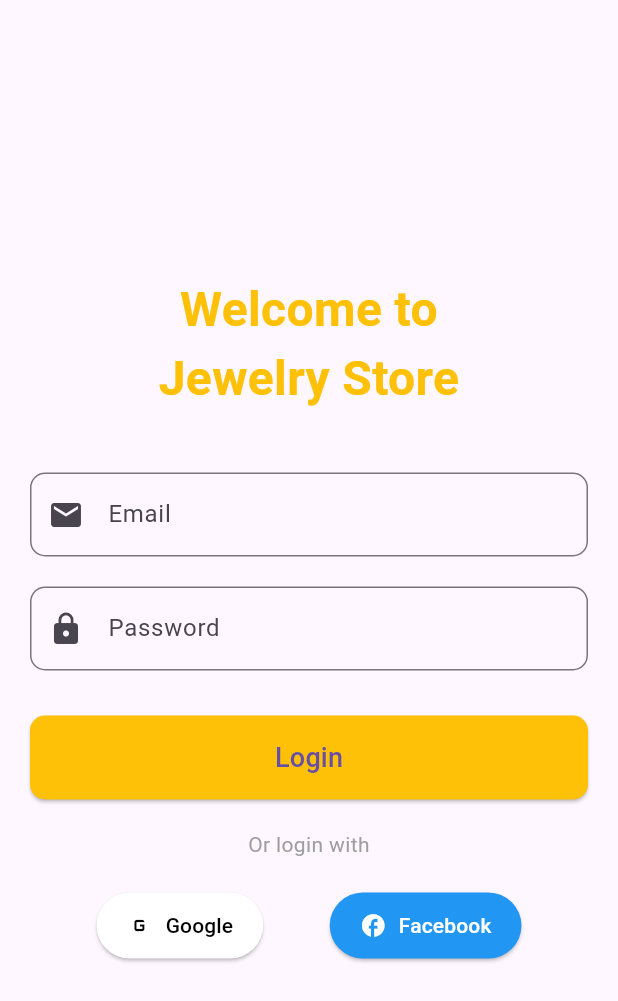
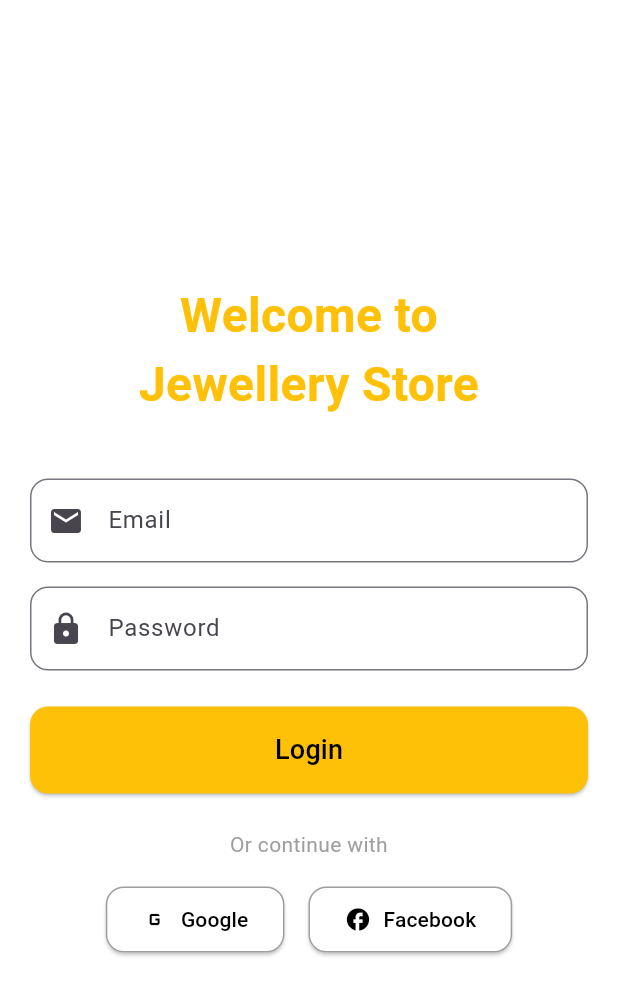
Before and after one commit to ChikotiSadhana/team-6, a Flutter app: the screen it shows after launch, on a phone screen of 412 x 824 dp. Shown: the top 1001 px of the screen. Run offline on Flutter 3.47's test engine with Material 3 defaults, Android fonts, the phone set to English and light mode, and no system bars.

Commit message:
updated code

```diff
--- a/lib/main.dart
+++ b/lib/main.dart
@@ -1,6 +1,5 @@
 import 'package:flutter/material.dart';
 import 'screens/login_screen.dart';
-import 'screens/home_screen.dart';
 
 void main() {
   runApp(const MyApp());
@@ -12,17 +11,23 @@ class MyApp extends StatelessWidget {
   @override
   Widget build(BuildContext context) {
     return MaterialApp(
-      title: 'Jewelry E-commerce',
+      debugShowCheckedModeBanner: false,
+      title: 'Jewelry Store',
       theme: ThemeData(
         primarySwatch: Colors.amber,
-        visualDensity: VisualDensity.adaptivePlatformDensity,
+        scaffoldBackgroundColor: Colors.white,
+        appBarTheme: const AppBarTheme(
+          backgroundColor: Colors.amber,
+          elevation: 0,
+          iconTheme: IconThemeData(color: Colors.black),
+          titleTextStyle: TextStyle(
+            color: Colors.black,
+            fontSize: 20,
+            fontWeight: FontWeight.bold,
+          ),
+        ),
       ),
-      initialRoute: '/',
-      routes: {
-        '/': (context) => const LoginScreen(),
-        '/home': (context) => const HomeScreen(),
-
-      },
+      home: const LoginScreen(),
     );
   }
 }
--- a/lib/screens/login_screen.dart
+++ b/lib/screens/login_screen.dart
@@ -1,4 +1,5 @@
 import 'package:flutter/material.dart';
+import 'home_screen.dart';
 
 class LoginScreen extends StatelessWidget {
   const LoginScreen({super.key});
@@ -14,7 +15,7 @@ class LoginScreen extends StatelessWidget {
             crossAxisAlignment: CrossAxisAlignment.stretch,
             children: [
               const Text(
-                'Welcome to\nJewelry Store',
+                'Welcome to\nJewellery Store',
                 style: TextStyle(
                   fontSize: 32,
                   fontWeight: FontWeight.bold,
@@ -28,73 +29,64 @@ class LoginScreen extends StatelessWidget {
                   hintText: 'Email',
                   prefixIcon: const Icon(Icons.email),
                   border: OutlineInputBorder(
-                    borderRadius: BorderRadius.circular(10),
+                    borderRadius: BorderRadius.circular(12),
                   ),
                 ),
               ),
-              const SizedBox(height: 20),
+              const SizedBox(height: 16),
               TextField(
                 obscureText: true,
                 decoration: InputDecoration(
                   hintText: 'Password',
                   prefixIcon: const Icon(Icons.lock),
                   border: OutlineInputBorder(
-                    borderRadius: BorderRadius.circular(10),
+                    borderRadius: BorderRadius.circular(12),
                   ),
                 ),
               ),
-              const SizedBox(height: 30),
+              const SizedBox(height: 24),
               ElevatedButton(
                 onPressed: () {
-                  Navigator.pushNamed(context, '/home');
+                  Navigator.pushReplacement(
+                    context,
+                    MaterialPageRoute(builder: (context) => HomeScreen()),
+                  );
                 },
                 style: ElevatedButton.styleFrom(
                   backgroundColor: Colors.amber,
-                  padding: const EdgeInsets.symmetric(vertical: 15),
+                  padding: const EdgeInsets.symmetric(vertical: 16),
                   shape: RoundedRectangleBorder(
-                    borderRadius: BorderRadius.circular(10),
+                    borderRadius: BorderRadius.circular(12),
                   ),
                 ),
                 child: const Text(
                   'Login',
-                  style: TextStyle(fontSize: 18),
+                  style: TextStyle(
+                    fontSize: 18,
+                    color: Colors.black,
+                  ),
                 ),
               ),
-              const SizedBox(height: 20),
+              const SizedBox(height: 24),
               const Text(
-                'Or login with',
+                'Or continue with',
                 textAlign: TextAlign.center,
                 style: TextStyle(color: Colors.grey),
               ),
-              const SizedBox(height: 20),
+              const SizedBox(height: 16),
               Row(
-                mainAxisAlignment: MainAxisAlignment.spaceEvenly,
+                mainAxisAlignment: MainAxisAlignment.center,
                 children: [
-                  ElevatedButton.icon(
+                  _buildSocialLoginButton(
+                    icon: Icons.g_mobiledata,
+                    label: 'Google',
                     onPressed: () {},
-                    icon: const Icon(Icons.g_mobiledata),
-                    label: const Text('Google'),
-                    style: ElevatedButton.styleFrom(
-                      backgroundColor: Colors.white,
-                      foregroundColor: Colors.black,
-                      padding: const EdgeInsets.symmetric(
-                        horizontal: 20,
-                        vertical: 12,
-                      ),
-                    ),
                   ),
-                  ElevatedButton.icon(
+                  const SizedBox(width: 16),
+                  _buildSocialLoginButton(
+                    icon: Icons.facebook,
+                    label: 'Facebook',
                     onPressed: () {},
-                    icon: const Icon(Icons.facebook),
-                    label: const Text('Facebook'),
-                    style: ElevatedButton.styleFrom(
-                      backgroundColor: Colors.blue,
-                      foregroundColor: Colors.white,
-                      padding: const EdgeInsets.symmetric(
-                        horizontal: 20,
-                        vertical: 12,
-                      ),
-                    ),
                   ),
                 ],
               ),
@@ -104,4 +96,25 @@ class LoginScreen extends StatelessWidget {
       ),
     );
   }
+
+  Widget _buildSocialLoginButton({
+    required IconData icon,
+    required String label,
+    required VoidCallback onPressed,
+  }) {
+    return ElevatedButton.icon(
+      onPressed: onPressed,
+      icon: Icon(icon),
+      label: Text(label),
+      style: ElevatedButton.styleFrom(
+        backgroundColor: Colors.white,
+        foregroundColor: Colors.black,
+        padding: const EdgeInsets.symmetric(horizontal: 24, vertical: 12),
+        shape: RoundedRectangleBorder(
+          borderRadius: BorderRadius.circular(12),
+          side: const BorderSide(color: Colors.grey),
+        ),
+      ),
+    );
+  }
 }
```
Also changed, not shown: lib/screens/home_screen.dart (+178 -80 lines).
